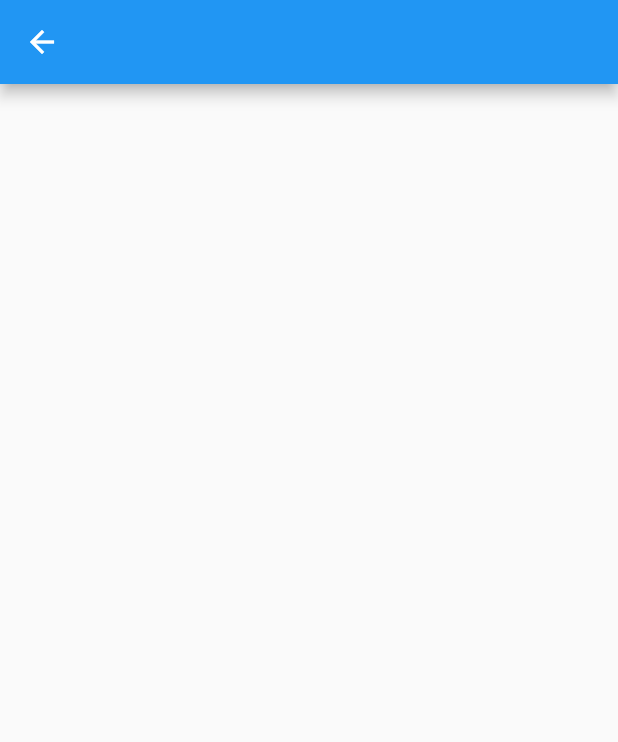
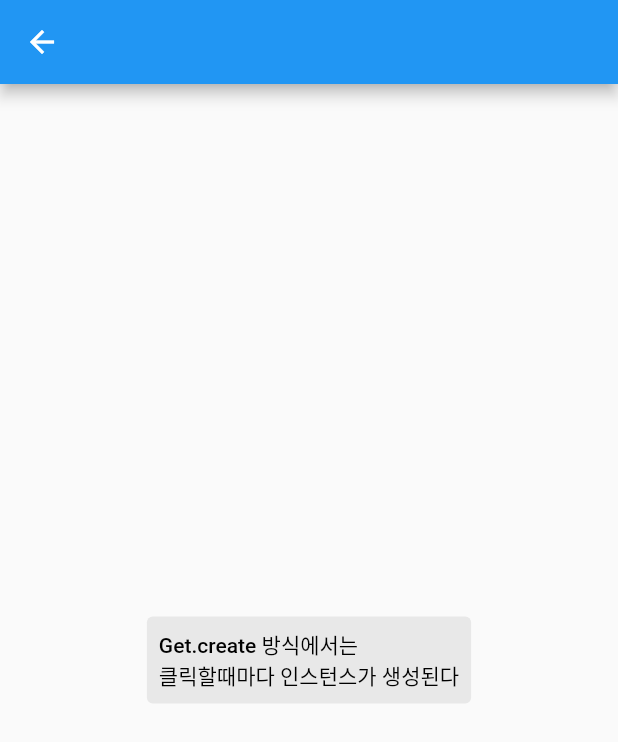
Before and after one commit to kicok/flutter_sample_getx, a Flutter app: the DependencyManagePage screen opened directly, after a tap on "GetPut", on a phone screen of 412 x 824 dp. Shown: the top 742 px of the screen. Run offline on Flutter 3.47's test engine with Material 2 defaults, Android fonts, the phone set to English and light mode, and no system bars; our stand-ins replace get.

Commit message:
Get.to binding 의존성주입Get.create 어디에 사용할지 모르겠음

```diff
--- a/lib/src/pages/dependencies/dependency_manage_page.dart
+++ b/lib/src/pages/dependencies/dependency_manage_page.dart
@@ -51,6 +51,19 @@ class DependencyManagePage extends StatelessWidget {
                 }));
               },
             ),
+            TextButton(
+              style: Utils.textButtonStryle,
+              child: const Text("Get.create"),
+              onPressed: () {
+                Get.to(() => const GetPut(), binding: BindingsBuilder(() {
+                  // Get.put, Get.lazyPut, Get.putAsync 는 모두 singleton 방식으로 인스턴스가 하나만 생성하고 다른곳에서 공유하는 방식이다.
+                  // Get.create 방식은 여러개의 인스턴스를 생성할수 있다. 이걸 어떤식으로 활용할지는 알수 없음.
+                  // 사용방식은 Get.GetLazyPut 방식과 비슷함
+                  Get.create<DependencyController>(
+                      () => DependencyController());
+                }));
+              },
+            ),
           ],
         ),
       ),
--- a/lib/src/pages/dependencies/get_put.dart
+++ b/lib/src/pages/dependencies/get_put.dart
@@ -1,4 +1,7 @@
 import 'package:flutter/material.dart';
+import 'package:flutter_sample_route_getx/src/controller/dependency_controller.dart';
+import 'package:flutter_sample_route_getx/src/utils/util.dart';
+import 'package:get/get.dart';
 
 class GetPut extends StatelessWidget {
   const GetPut({Key? key}) : super(key: key);
@@ -7,6 +10,21 @@ class GetPut extends StatelessWidget {
   Widget build(BuildContext context) {
     return Scaffold(
       appBar: AppBar(),
+      body: Center(
+        child: Column(
+          mainAxisAlignment: MainAxisAlignment.center,
+          children: [
+            TextButton(
+              style: Utils.textButtonStryle,
+              child: const Text("Get.create 방식에서는 \n클릭할때마다 인스턴스가 생성된다"),
+              onPressed: () {
+                Get.find<DependencyController>().increase();
+                print(Get.find<DependencyController>().hashCode.toString());
+              },
+            ),
+          ],
+        ),
+      ),
     );
   }
 }
```
